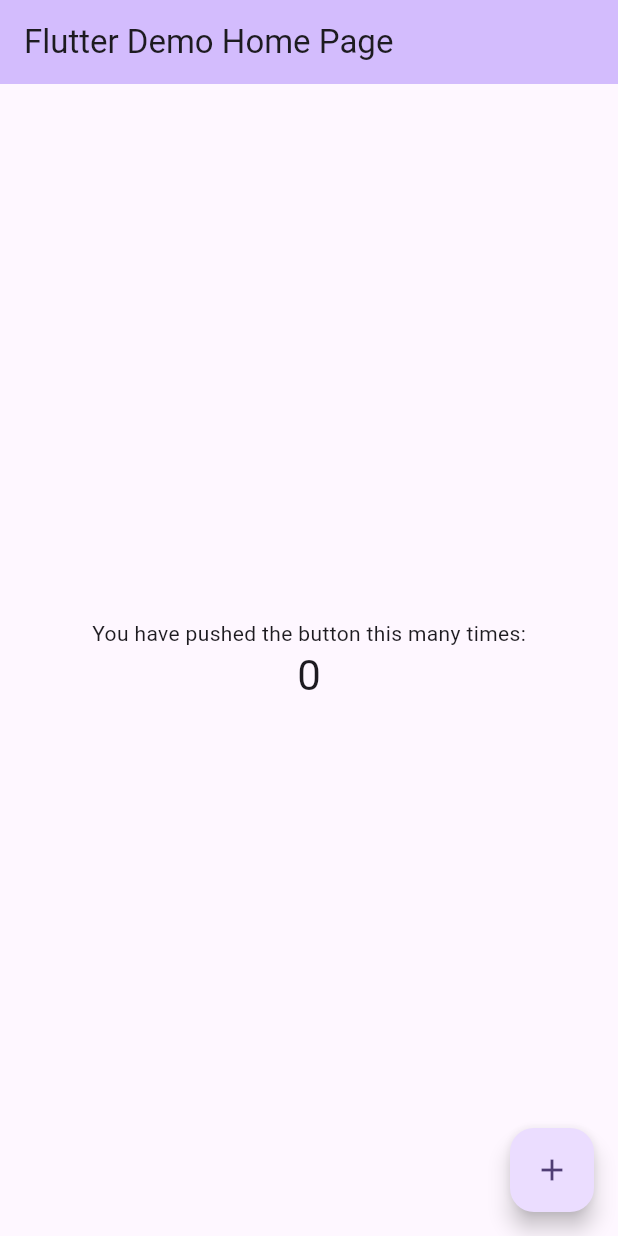
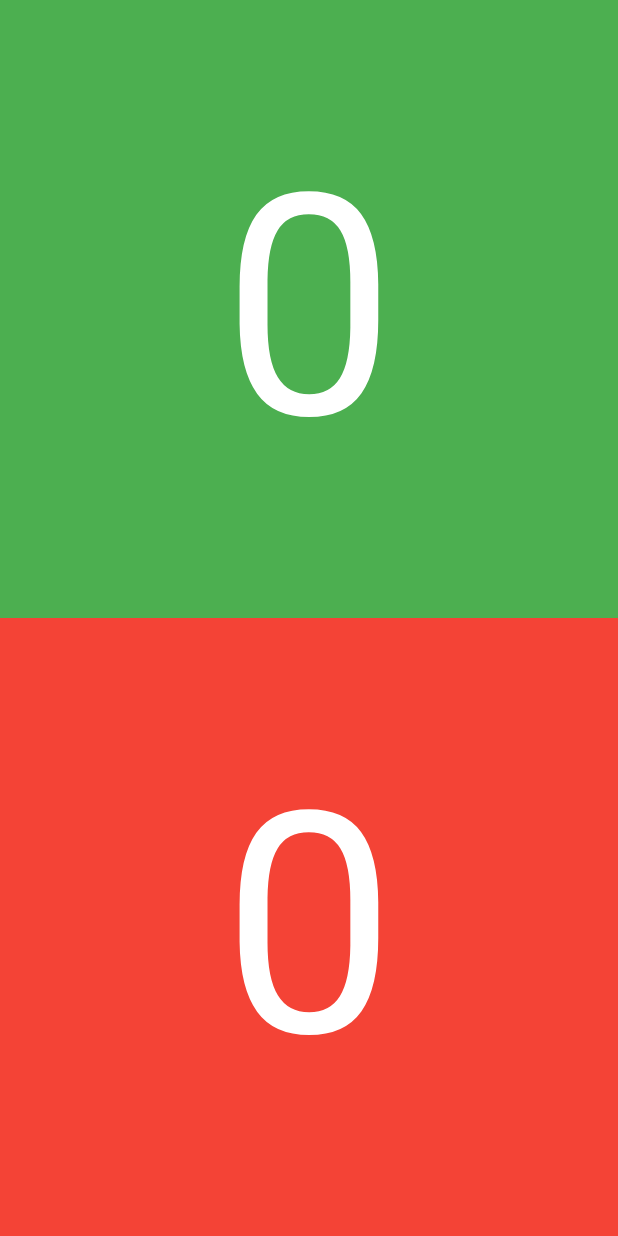
Before and after one commit to DoozyX/TeamScore, a Flutter app: the screen it shows after launch, on a phone screen of 412 x 824 dp. Run offline on Flutter 3.47's test engine with Material 2 defaults, Android fonts, the phone set to English and light mode, and no system bars; our stand-ins replace flutter_riverpod.

Commit message:
Add flutter ui

```diff
--- a/analysis_options.yaml
+++ b/analysis_options.yaml
@@ -1,29 +1,19 @@
-# This file configures the analyzer, which statically analyzes Dart code to
-# check for errors, warnings, and lints.
-#
-# The issues identified by the analyzer are surfaced in the UI of Dart-enabled
-# IDEs (https://dart.dev/tools#ides-and-editors). The analyzer can also be
-# invoked from the command line by running `flutter analyze`.
-
-# The following line activates a set of recommended lints for Flutter apps,
-# packages, and plugins designed to encourage good coding practices.
 include: package:flutter_lints/flutter.yaml
 
 linter:
-  # The lint rules applied to this project can be customized in the
-  # section below to disable rules from the `package:flutter_lints/flutter.yaml`
-  # included above or to enable additional rules. A list of all available lints
-  # and their documentation is published at
-  # https://dart-lang.github.io/linter/lints/index.html.
-  #
-  # Instead of disabling a lint rule for the entire project in the
-  # section below, it can also be suppressed for a single line of code
-  # or a specific dart file by using the `// ignore: name_of_lint` and
-  # `// ignore_for_file: name_of_lint` syntax on the line or in the file
-  # producing the lint.
   rules:
-    # avoid_print: false  # Uncomment to disable the `avoid_print` rule
-    # prefer_single_quotes: true  # Uncomment to enable the `prefer_single_quotes` rule
+    prefer_single_quotes: true
+    prefer_final_locals: true
+    require_trailing_commas: true
+    prefer_final_in_for_each: true
+    prefer_final_fields: true
+    unawaited_futures: true
+    unnecessary_await_in_return: true
 
-# Additional information about this file can be found at
-# https://dart.dev/guides/language/analysis-options
+analyzer:
+  exclude:
+    - "lib/gen/*"
+    - "**/*.g.dart"
+    - "**/*.freezed.dart"
+  plugins:
+    - custom_lint
--- a/lib/main.dart
+++ b/lib/main.dart
@@ -1,101 +1,42 @@
+import 'package:flutter/gestures.dart';
 import 'package:flutter/material.dart';
+import 'package:flutter_riverpod/flutter_riverpod.dart';
+import 'package:team_score/score_board.dart';
+import 'package:team_score/settings.dart';
 
 void main() {
-  runApp(const MyApp());
+  runApp(const ProviderScope(child: MyApp()));
 }
 
 class MyApp extends StatelessWidget {
   const MyApp({super.key});
 
-  // This widget is the root of your application.
   @override
   Widget build(BuildContext context) {
+    final PageController controller = PageController(initialPage: 1);
+
     return MaterialApp(
-      title: 'Flutter Demo',
+      title: 'TeamScore',
+      scrollBehavior: const MaterialScrollBehavior().copyWith(
+        dragDevices: {
+          PointerDeviceKind.mouse,
+          PointerDeviceKind.touch,
+          PointerDeviceKind.trackpad,
+        },
+      ),
       theme: ThemeData(
-        colorScheme: ColorScheme.fromSeed(seedColor: Colors.deepPurple),
+        colorScheme: ColorScheme.fromSeed(seedColor: Colors.greenAccent),
         useMaterial3: true,
       ),
-      home: const MyHomePage(title: 'Flutter Demo Home Page'),
+      home: Scaffold(
+        body: PageView(
+          controller: controller,
+          children: const [
+            Settings(),
+            Scoreboard(),
+          ],
+        ),
+      ),
     );
   }
 }
-
-class MyHomePage extends StatefulWidget {
-  const MyHomePage({super.key, required this.title});
-
-  final String title;
-
-  @override
-  State<MyHomePage> createState() => _MyHomePageState();
-}
-
-class _MyHomePageState extends State<MyHomePage> {
-  int _counter = 0;
-
-  void _incrementCounter() {
-    setState(() {
-      // This call to setState tells the Flutter framework that something has
-      // changed in this State, which causes it to rerun the build method below
-      // so that the display can reflect the updated values. If we changed
-      // _counter without calling setState(), then the build method would not be
-      // called again, and so nothing would appear to happen.
-      _counter++;
-    });
-  }
-
-  @override
-  Widget build(BuildContext context) {
-    // This method is rerun every time setState is called, for instance as done
-    // by the _incrementCounter method above.
-    //
-    // The Flutter framework has been optimized to make rerunning build methods
-    // fast, so that you can just rebuild anything that needs updating rather
-    // than having to individually change instances of widgets.
-    return Scaffold(
-      appBar: AppBar(
-        // TRY THIS: Try changing the color here to a specific color (to
-        // Colors.amber, perhaps?) and trigger a hot reload to see the AppBar
-        // change color while the other colors stay the same.
-        backgroundColor: Theme.of(context).colorScheme.inversePrimary,
-        // Here we take the value from the MyHomePage object that was created by
-        // the App.build method, and use it to set our appbar title.
-        title: Text(widget.title),
-      ),
-      body: Center(
-        // Center is a layout widget. It takes a single child and positions it
-        // in the middle of the parent.
-        child: Column(
-          // Column is also a layout widget. It takes a list of children and
-          // arranges them vertically. By default, it sizes itself to fit its
-          // children horizontally, and tries to be as tall as its parent.
-          //
-          // Column has various properties to control how it sizes itself and
-          // how it positions its children. Here we use mainAxisAlignment to
-          // center the children vertically; the main axis here is the vertical
-          // axis because Columns are vertical (the cross axis would be
-          // horizontal).
-          //
-          // TRY THIS: Invoke "debug painting" (choose the "Toggle Debug Paint"
-          // action in the IDE, or press "p" in the console), to see the
-          // wireframe for each widget.
-          mainAxisAlignment: MainAxisAlignment.center,
-          children: <Widget>[
-            const Text(
-              'You have pushed the button this many times:',
-            ),
-            Text(
-              '$_counter',
-              style: Theme.of(context).textTheme.headlineMedium,
-            ),
-          ],
-        ),
-      ),
-      floatingActionButton: FloatingActionButton(
-        onPressed: _incrementCounter,
-        tooltip: 'Increment',
-        child: const Icon(Icons.add),
-      ), // This trailing comma makes auto-formatting nicer for build methods.
-    );
-  }
-}
--- /dev/null
+++ b/lib/score_board.dart
@@ -0,0 +1,41 @@
+import 'package:flutter/material.dart';
+import 'package:team_score/score_item.dart';
+
+const kMinWidthOfLargeScreen = 600;
+
+class Scoreboard extends StatelessWidget {
+  const Scoreboard({super.key});
+
+  @override
+  Widget build(BuildContext context) {
+    final isScreenWide =
+        MediaQuery.of(context).size.width >= MediaQuery.of(context).size.height;
+
+    return Flex(
+      direction: isScreenWide ? Axis.horizontal : Axis.vertical,
+      children: [
+        Expanded(
+          child: ScoreItem(
+            color: Colors.green,
+            score: 0,
+            onIncrement: () {
+              print('increment');
+            },
+            onDecrement: () {
+              print('decrement');
+            },
+          ),
+        ),
+        // const SizedBox(width: 16, height: 16),
+        Expanded(
+          child: ScoreItem(
+            color: Colors.red,
+            score: 0,
+            onIncrement: () {},
+            onDecrement: () {},
+          ),
+        ),
+      ],
+    );
+  }
+}
--- /dev/null
+++ b/lib/score_item.dart
@@ -0,0 +1,54 @@
+import 'dart:math';
+
+import 'package:flutter/material.dart';
+
+class ScoreItem extends StatelessWidget {
+  final Color color;
+  final int score;
+  final VoidCallback onIncrement;
+  final VoidCallback onDecrement;
+
+  const ScoreItem({
+    super.key,
+    required this.color,
+    required this.score,
+    required this.onIncrement,
+    required this.onDecrement,
+  });
+
+  @override
+  Widget build(BuildContext context) {
+    return LayoutBuilder(
+      builder: (context, constraints) {
+        final minSize = min(constraints.maxWidth, constraints.maxHeight);
+        return Container(
+          decoration: BoxDecoration(
+            color: color,
+          ),
+          child: Stack(
+            children: [
+              Center(
+                child: Text(
+                  score.toString(),
+                  style: Theme.of(context)
+                      .textTheme
+                      .titleLarge
+                      ?.copyWith(color: Colors.white, fontSize: minSize / 2),
+                ),
+              ),
+              Material(
+                color: Colors.transparent,
+                child: Row(
+                  children: [
+                    Expanded(child: InkWell(onTap: onDecrement)),
+                    Expanded(child: InkWell(onTap: onIncrement)),
+                  ],
+                ),
+              ),
+            ],
+          ),
+        );
+      },
+    );
+  }
+}
--- /dev/null
+++ b/lib/settings.dart
@@ -0,0 +1,15 @@
+import 'package:flutter/material.dart';
+
+class Settings extends StatelessWidget {
+  const Settings({super.key});
+
+  @override
+  Widget build(BuildContext context) {
+    return Center(
+      child: ElevatedButton(
+        onPressed: () {},
+        child: const Text('RESET'),
+      ),
+    );
+  }
+}
```
Also changed, not shown: pubspec.yaml (+9 -72 lines), 2 other files.
